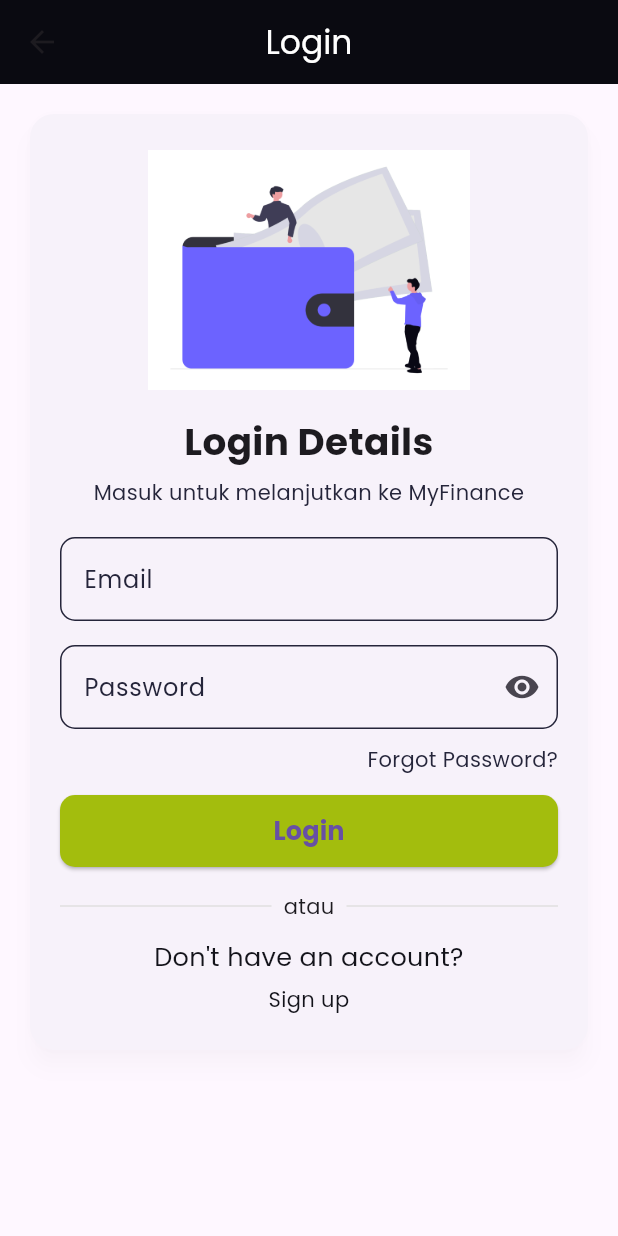
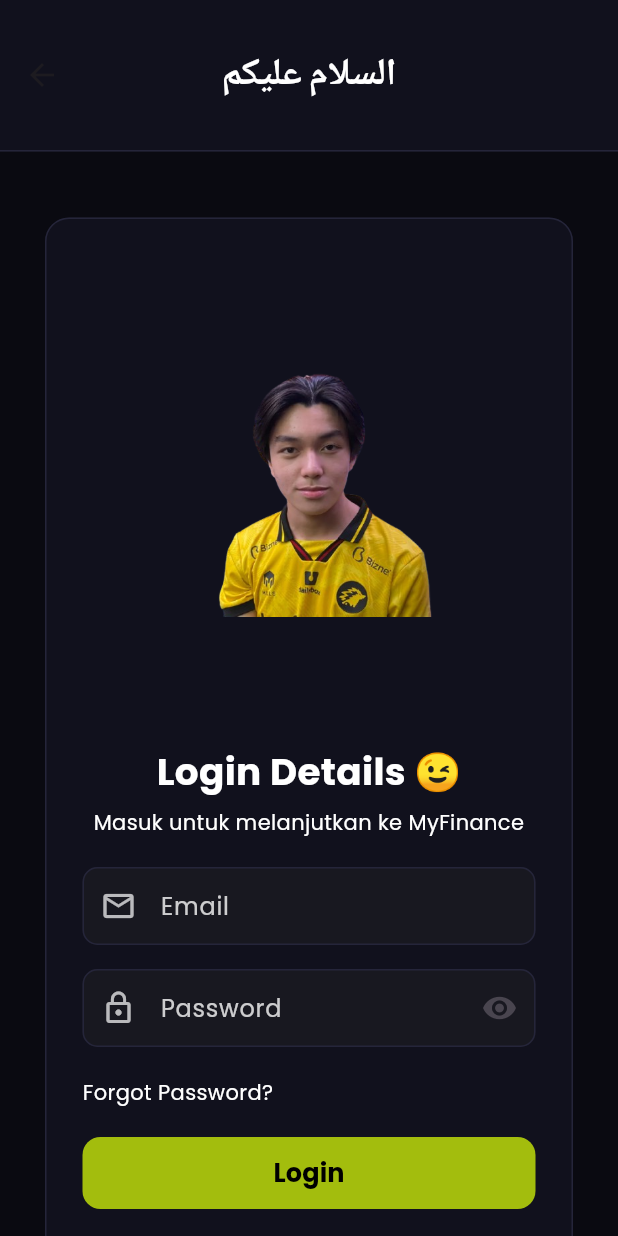
Before and after one commit to Kuwaann/MyFinance, a Flutter app: the Login screen opened directly, on a phone screen of 412 x 824 dp. Run offline on Flutter 3.47's test engine with Material 3 defaults, Android fonts, the phone set to English and light mode, and no system bars; our stand-ins replace google_fonts.

Commit message:
login new

```diff
--- a/lib/login.dart
+++ b/lib/login.dart
@@ -13,45 +13,74 @@ class _LoginState extends State<Login> {
   final emailController = TextEditingController();
   final passwordController = TextEditingController();
   bool isObscure = true;
+
   @override
   Widget build(BuildContext context) {
     return Scaffold(
+      backgroundColor: AppColors.backgroundLogin,
       appBar: AppBar(
-        title: Text('Login', style: TextStyle(color: Colors.white)),
+        bottom: const PreferredSize(
+          preferredSize: Size.fromHeight(1),
+          child: Divider(height: 1, color: AppColors.outlineElement),
+        ),
+        backgroundColor: AppColors.backgroundLayout,
+        toolbarHeight: 100,
+        title: Text(
+          'السلام عليكم',
+          style: TextStyle(
+            color: const Color.fromARGB(255, 255, 255, 255),
+            fontWeight: FontWeight.w800,
+            fontSize: 25,
+          ),
+        ),
         centerTitle: true,
-        backgroundColor: AppColors.backGround,
       ),
-      body: SingleChildScrollView(
-        padding: const EdgeInsets.all(16.0),
+      body: Container(
+        decoration: const BoxDecoration(
+          gradient: LinearGradient(
+            begin: Alignment.topLeft,
+            end: Alignment.bottomRight,
+            colors: [AppColors.backgroundLogin, AppColors.backgroundLogin],
+          ),
+        ),
+        child: SingleChildScrollView(
+          padding: const EdgeInsets.fromLTRB(26, 40, 26, 26),
           child: Center(
             child: ConstrainedBox(
               constraints: const BoxConstraints(),
               child: Card(
-              elevation: 6,
+                color: const Color.fromARGB(255, 17, 17, 29),
+                elevation: 10,
                 shadowColor: Colors.black12,
                 shape: RoundedRectangleBorder(
                   borderRadius: BorderRadius.circular(16),
+                  side: const BorderSide(
+                    color: AppColors.outlineElement,
+                    width: 1,
+                  ),
                 ),
                 child: Padding(
                   padding: const EdgeInsets.symmetric(
-                  horizontal: 20,
-                  vertical: 24,
+                    horizontal: 25,
+                    vertical: 35,
                   ),
                   child: Column(
                     crossAxisAlignment: CrossAxisAlignment.stretch,
                     children: [
                       Center(
                         child: Image.asset(
-                        'assets/images/undraw_wallet_diag.png',
-                        height: 160,
+                          'assets/images/kairi.png',
+                          height: 300,
+                          width: 600,
                           fit: BoxFit.contain,
                         ),
                       ),
                       const SizedBox(height: 16),
                       Text(
-                      'Login Details',
+                        'Login Details 😉',
                         textAlign: TextAlign.center,
                         style: const TextStyle(
+                          color: Color.fromRGBO(255, 255, 255, 1),
                           fontSize: 24.9,
                           fontWeight: FontWeight.bold,
                         ),
@@ -60,7 +89,9 @@ class _LoginState extends State<Login> {
                       Text(
                         'Masuk untuk melanjutkan ke MyFinance',
                         textAlign: TextAlign.center,
-                      style: TextStyle(color: AppColors.outlineElement),
+                        style: TextStyle(
+                          color: Color.fromARGB(255, 255, 255, 255),
+                        ),
                       ),
                       const SizedBox(height: 20),
                       CustomTextfield(
@@ -69,6 +100,7 @@ class _LoginState extends State<Login> {
                         textInputAction: TextInputAction.next,
                         label: 'Email',
                         hint: 'tugasPAM@upnyk.ac.id',
+                        prefixIcon: Icons.email_outlined,
                       ),
                       const SizedBox(height: 16),
                       CustomTextfield(
@@ -76,7 +108,7 @@ class _LoginState extends State<Login> {
                         textInputType: TextInputType.visiblePassword,
                         textInputAction: TextInputAction.done,
                         label: 'Password',
-                      hint: 'TugasPAM@123',
+                        hint: 'T1',
                         isObscure: isObscure,
                         hasSuffixIcon: true,
                         onPressed: () {
@@ -84,31 +116,56 @@ class _LoginState extends State<Login> {
                             isObscure = !isObscure;
                           });
                         },
+                        prefixIcon: Icons.lock_outline,
                       ),
-                    const SizedBox(height: 10),
+                      const SizedBox(height: 20),
                       Align(
-                      alignment: Alignment.centerRight,
+                        alignment: Alignment.centerLeft,
                         child: Text(
                           'Forgot Password?',
-                        style: TextStyle(color: AppColors.outlineElement),
+                          style: TextStyle(
+                            color: Color.fromARGB(255, 255, 255, 255),
                           ),
                         ),
-                    const SizedBox(height: 14),
+                      ),
+                      const SizedBox(height: 20),
                       SizedBox(
                         height: 48,
                         child: ElevatedButton(
-                        onPressed: () {},
+                          onPressed: () {
+                            final email = emailController.text.trim();
+                            final password = passwordController.text;
+
+                            const validEmail = 'tugasPAM@upnyk.ac.id';
+                            const validPassword = '1';
+                            if (email == validEmail &&
+                                password == validPassword) {
+                              Navigator.pushReplacementNamed(
+                                context,
+                                '/homepage',
+                              );
+                            } else {
+                              ScaffoldMessenger.of(context).showSnackBar(
+                                const SnackBar(
+                                  content: Text('Email atau password salah'),
+                                  behavior: SnackBarBehavior.floating,
+                                ),
+                              );
+                            }
+                          },
                           style: ElevatedButton.styleFrom(
                             backgroundColor: AppColors.button,
                             shape: RoundedRectangleBorder(
-                            borderRadius: BorderRadius.circular(10),
+                              borderRadius: BorderRadius.circular(12),
                             ),
+                            elevation: 0,
+                            foregroundColor: Colors.black,
                           ),
                           child: const Text(
                             'Login',
                             style: TextStyle(
                               fontSize: 17.0,
-                            fontWeight: FontWeight.bold,
+                              fontWeight: FontWeight.w700,
                             ),
                           ),
                         ),
@@ -119,7 +176,10 @@ class _LoginState extends State<Login> {
                           Expanded(child: Divider(color: Colors.grey.shade300)),
                           const Padding(
                             padding: EdgeInsets.symmetric(horizontal: 8.0),
-                          child: Text('atau'),
+                            child: Text(
+                              'atau',
+                              style: TextStyle(color: Colors.white),
+                            ),
                           ),
                           Expanded(child: Divider(color: Colors.grey.shade300)),
                         ],
@@ -128,7 +188,7 @@ class _LoginState extends State<Login> {
                       Text(
                         'Don\'t have an account?',
                         style: TextStyle(
-                        color: AppColors.element,
+                          color: Color.fromARGB(255, 255, 255, 255),
                           fontSize: 17.0,
                         ),
                         textAlign: TextAlign.center,
@@ -136,7 +196,9 @@ class _LoginState extends State<Login> {
                       const SizedBox(height: 6),
                       Text(
                         'Sign up',
-                      style: TextStyle(color: AppColors.element),
+                        style: TextStyle(
+                          color: Color.fromARGB(255, 255, 255, 255),
+                        ),
                         textAlign: TextAlign.center,
                       ),
                     ],
@@ -146,6 +208,7 @@ class _LoginState extends State<Login> {
             ),
           ),
         ),
+      ),
     );
   }
 }
--- a/lib/main.dart
+++ b/lib/main.dart
@@ -2,6 +2,7 @@ import 'package:flutter/material.dart';
 import 'package:myfinance/gg.dart';
 import 'package:myfinance/homepage.dart';
 import 'package:google_fonts/google_fonts.dart';
+import 'package:myfinance/login.dart';
 import 'kalkulator.dart';
 
 void main() {
@@ -17,9 +18,10 @@ class MyApp extends StatelessWidget {
       debugShowCheckedModeBanner: false,
       title: 'Flutter Demo',
       theme: ThemeData(textTheme: GoogleFonts.poppinsTextTheme()),
-      initialRoute: '/',
+      initialRoute: '/login',
       routes: {
-        '/': (context) => const PageHomepage(),
+        '/login': (context) => const Login(),
+        '/homepage': (context) => const PageHomepage(),
         '/kalkulator': (context) => const Calculator(),
         '/ganjilgenap': (context) => const OddEvenPage(),
       },
--- a/lib/styles.dart
+++ b/lib/styles.dart
@@ -5,4 +5,6 @@ class AppColors {
   static const outlineElement = Color.fromARGB(255, 37, 37, 58);
   static const element = Color.fromARGB(255, 19, 19, 26);
   static const button = Color.fromARGB(255, 163, 189, 13);
+  static const backgroundLogin = Color.fromARGB(255, 10, 10, 17);
+  static const backgroundLayout = Color.fromARGB(255, 17, 17, 29);
 }
--- a/lib/widget/custom_textfield.dart
+++ b/lib/widget/custom_textfield.dart
@@ -12,6 +12,7 @@ class CustomTextfield extends StatelessWidget {
     this.hasSuffixIcon = false,
     this.onPressed,
     this.isObscure = false,
+    this.prefixIcon,
   });
 
   final TextEditingController controller;
@@ -22,21 +23,30 @@ class CustomTextfield extends StatelessWidget {
   final bool hasSuffixIcon;
   final VoidCallback? onPressed;
   final bool isObscure;
+  final IconData? prefixIcon;
 
   @override
   Widget build(BuildContext context) {
     return TextField(
       controller: controller,
-      style: TextStyle(color: AppColors.outlineElement),
+      style: const TextStyle(color: Color.fromARGB(255, 255, 255, 255)),
+      cursorColor: Color.fromARGB(255, 255, 255, 255),
       keyboardType: textInputType,
       textInputAction: textInputAction,
       obscureText: isObscure,
       decoration: InputDecoration(
-        suffixIcon: hasSuffixIcon ? IconButton(
-          onPressed: onPressed,
-          icon: Icon(
-            isObscure ? Icons.visibility : Icons.visibility_off)) : null,
-          enabledBorder: OutlineInputBorder(
+        filled: true,
+        fillColor: const Color.fromARGB(255, 24, 24, 32),
+        prefixIcon: prefixIcon != null
+            ? Icon(prefixIcon, color: Colors.white70)
+            : null,
+        suffixIcon: hasSuffixIcon
+            ? IconButton(
+                onPressed: onPressed,
+                icon: Icon(isObscure ? Icons.visibility : Icons.visibility_off),
+              )
+            : null,
+        enabledBorder: OutlineInputBorder(
           borderSide: const BorderSide(
             width: 1,
             color: AppColors.outlineElement,
@@ -50,10 +60,14 @@ class CustomTextfield extends StatelessWidget {
           ),
           borderRadius: BorderRadius.circular(10),
         ),
+        contentPadding: const EdgeInsets.symmetric(
+          horizontal: 16,
+          vertical: 14,
+        ),
         labelText: label,
         hintText: hint,
-        labelStyle: TextStyle(color: AppColors.outlineElement),
-        hintStyle: TextStyle(color: AppColors.outlineElement),
+        labelStyle: const TextStyle(color: Color.fromARGB(200, 255, 255, 255)),
+        hintStyle: const TextStyle(color: Color.fromARGB(160, 255, 255, 255)),
       ),
     );
   }
--- a/pubspec.yaml
+++ b/pubspec.yaml
@@ -58,9 +58,11 @@ flutter:
   # the material Icons class.
   uses-material-design: true
 
+
   # To add assets to your application, add an assets section, like this:
   assets:
     - assets/images/undraw_wallet_diag.png
+    - assets/images/kairi.png
 
   # An image asset can refer to one or more resolution-specific "variants", see
   # https://flutter.dev/to/resolution-aware-images
```
Also changed, not shown: lib/homepage.dart (+80 -37 lines), assets/images/kairi.png (added). Lines whose indentation alone changed are shown as unchanged.
